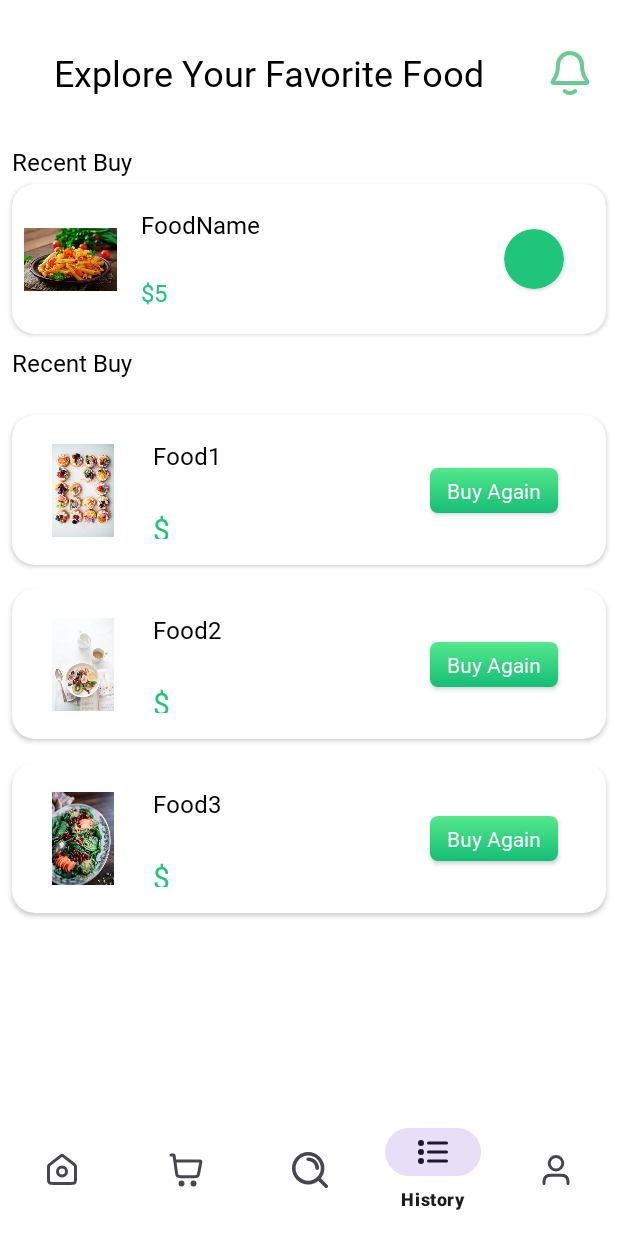
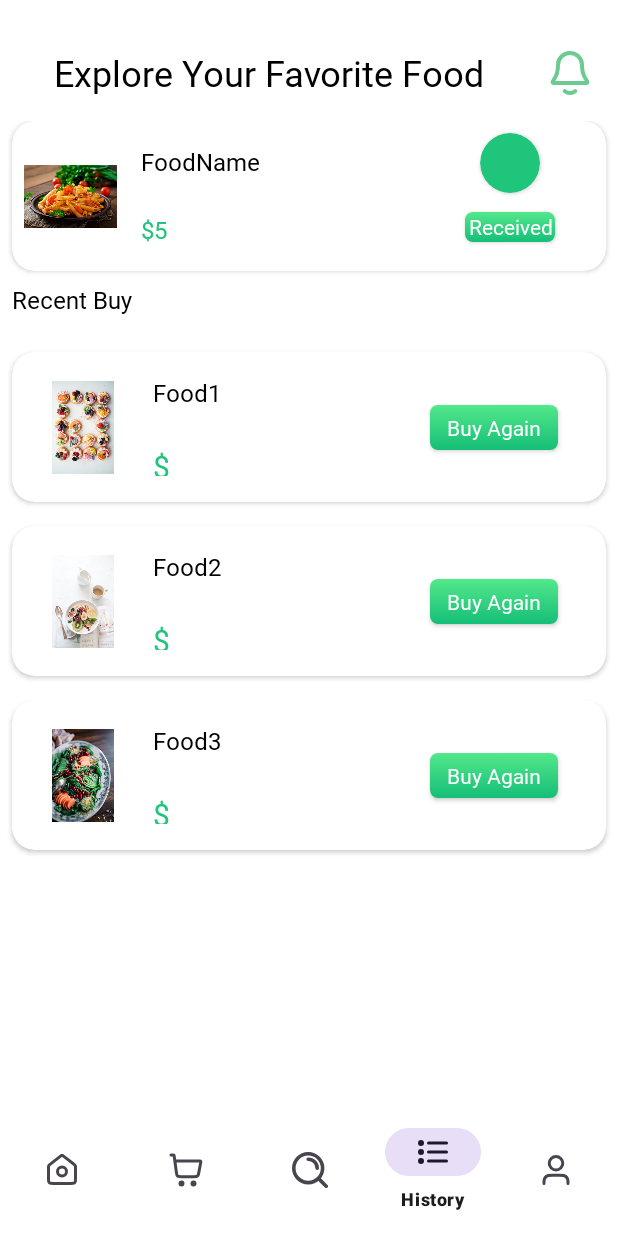
Before and after one commit to kainlee2304/FoodDelivery, an Android app: the HistoryFragment screen opened through its navigation route, on a phone screen of 412 x 824 dp. Run offline under Robolectric (Android 15) with nearby library versions, the phone set to English and light mode, and no system bars; our stand-ins replace navigation-ui; libraries missing offline, so code that uses them is left out: com.denzcoskun.imageslider; 7 statements that could not run were skipped.

Commit message:
Merge branch 'main' of https://github.com/kainlee2304/FoodDelivery

```diff
--- a/app/src/main/res/layout/fragment_history.xml
+++ b/app/src/main/res/layout/fragment_history.xml
@@ -31,14 +31,13 @@
             android:layout_width="match_parent"
             android:layout_height="100dp"
             android:layout_marginStart="8dp"
-            android:layout_marginTop="4dp"
             android:layout_marginEnd="8dp"
             android:fontFamily="@font/yeonsung_regular"
             app:cardCornerRadius="15dp"
             app:layout_constraintEnd_toEndOf="parent"
             app:layout_constraintHorizontal_bias="0.0"
             app:layout_constraintStart_toStartOf="parent"
-            app:layout_constraintTop_toBottomOf="@+id/textView23">
+            tools:layout_editor_absoluteY="40dp">
 
             <androidx.constraintlayout.widget.ConstraintLayout
                 android:layout_width="match_parent"
@@ -64,8 +63,8 @@
                     android:layout_marginTop="16dp"
                     android:fontFamily="@font/yeonsung_regular"
                     android:text="FoodName"
+                    android:textColor="@color/black"
                     android:textSize="16dp"
-                    android:textColor="@color/black"
                     app:layout_constraintStart_toEndOf="@+id/imageView7"
                     app:layout_constraintTop_toTopOf="parent" />
 
@@ -75,8 +74,8 @@
                     android:layout_height="wrap_content"
                     android:fontFamily="@font/yeonsung_regular"
                     android:text="$5"
+                    android:textColor="@color/textColor"
                     android:textSize="16dp"
-                    android:textColor="@color/textColor"
                     app:layout_constraintBottom_toBottomOf="parent"
                     app:layout_constraintEnd_toEndOf="@+id/textView24"
                     app:layout_constraintHorizontal_bias="0.0"
@@ -88,12 +87,28 @@
                     android:id="@+id/orderdStutus"
                     android:layout_width="40dp"
                     android:layout_height="40dp"
-                    android:layout_marginEnd="28dp"
+                    android:layout_marginTop="8dp"
+                    android:layout_marginEnd="44dp"
                     app:cardBackgroundColor="@color/textColor"
                     app:cardCornerRadius="20dp"
-                    app:layout_constraintBottom_toBottomOf="parent"
                     app:layout_constraintEnd_toEndOf="parent"
                     app:layout_constraintTop_toTopOf="parent" />
+
+                <androidx.appcompat.widget.AppCompatButton
+                    android:id="@+id/receivedButton"
+                    android:layout_width="60dp"
+                    android:layout_height="20dp"
+                    android:layout_marginTop="8dp"
+                    android:background="@drawable/addtocartshape"
+                    android:fontFamily="@font/yeonsung_regular"
+                    android:text="Received"
+                    android:textAllCaps="false"
+                    android:textColor="@color/white"
+                    app:layout_constraintBottom_toBottomOf="parent"
+                    app:layout_constraintEnd_toEndOf="@+id/orderdStutus"
+                    app:layout_constraintStart_toStartOf="@+id/orderdStutus"
+                    app:layout_constraintTop_toBottomOf="@+id/orderdStutus"
+                    app:layout_constraintVertical_bias="0.208" />
             </androidx.constraintlayout.widget.ConstraintLayout>
 
         </androidx.cardview.widget.CardView>
```
